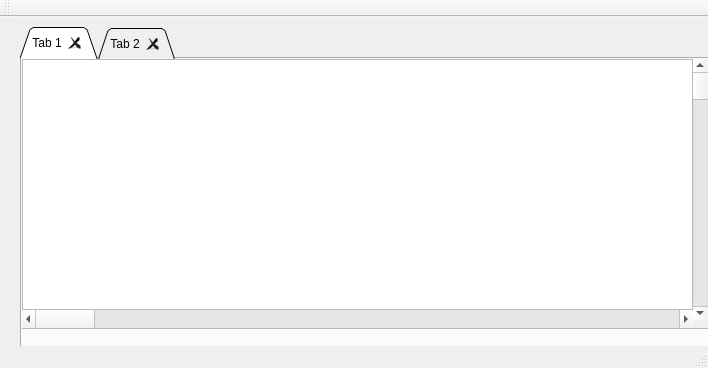
The window that mainwindow.ui (rocketII/QT-notepad-light) describes before a commit, drawn with Qt 5.
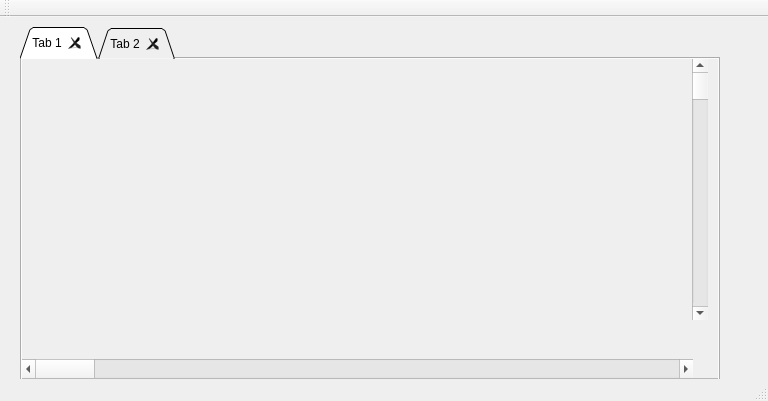
The same window after the commit. The open tabs and pages were chosen to show the change.

Commit message:
Changing structure. less ui forms and more code. Trying to get tabs to close and open(max 5). Trying to connect saveSlot loadSlot with engine class save load.
stage: fixing Issues.

Diff of the .ui file:
```diff
--- a/mainwindow.ui
+++ b/mainwindow.ui
@@ -6,8 +6,8 @@
    <rect>
     <x>0</x>
     <y>0</y>
-    <width>708</width>
-    <height>368</height>
+    <width>768</width>
+    <height>401</height>
    </rect>
   </property>
   <property name="windowTitle">
@@ -57,7 +57,7 @@
         <x>-1</x>
         <y>-1</y>
         <width>700</width>
-        <height>271</height>
+        <height>321</height>
        </rect>
       </property>
       <property name="minimumSize">
@@ -78,7 +78,7 @@
          <x>0</x>
          <y>0</y>
          <width>698</width>
-         <height>269</height>
+         <height>319</height>
         </rect>
        </property>
        <widget class="QScrollBar" name="verticalScrollBar">
@@ -98,7 +98,7 @@
         <property name="geometry">
          <rect>
           <x>0</x>
-          <y>250</y>
+          <y>300</y>
           <width>671</width>
           <height>20</height>
          </rect>
@@ -107,16 +107,6 @@
          <enum>Qt::Horizontal</enum>
         </property>
        </widget>
-       <widget class="QPlainTextEdit" name="plainTextEdit">
-        <property name="geometry">
-         <rect>
-          <x>0</x>
-          <y>0</y>
-          <width>671</width>
-          <height>251</height>
-         </rect>
-        </property>
-       </widget>
       </widget>
      </widget>
     </widget>
```
Left out of the diff: 5 changed lines with no effect on the pictures. The commit also changes 6 other files.
